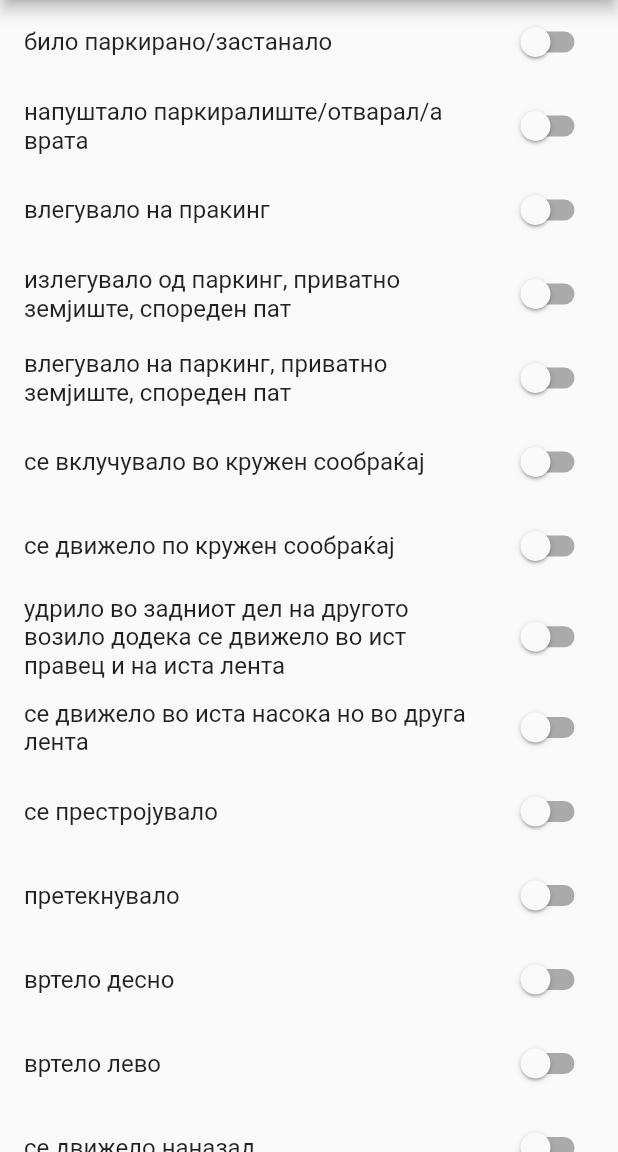
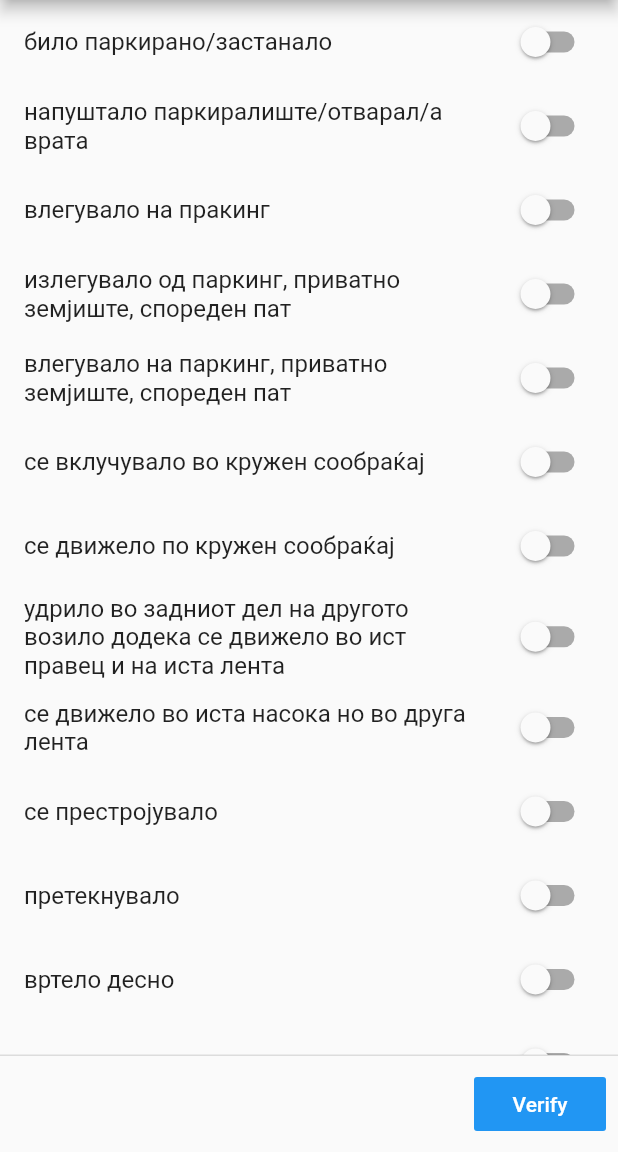
Before and after one commit to aavramovic/insurhack_izveshtaj_app, a Flutter app: the CircumstancesOfTheAccidentScreen screen opened directly, on a phone screen of 412 x 824 dp, the part 84-1236 px from its top. Run offline on Flutter 3.47's test engine with Material 2 defaults, Android fonts, the phone set to English and light mode, and no system bars.

Commit message:
add button

```diff
--- a/lib/screens/circumstances_of_the_accident_screen.dart
+++ b/lib/screens/circumstances_of_the_accident_screen.dart
@@ -127,6 +127,20 @@ class _CircumstancesOfTheAccidentScreenState extends State<CircumstancesOfTheAcc
           )
         ),
       ),
+      persistentFooterButtons: <Widget>[
+        FlatButton(
+          onPressed: (){
+            //TODO return next view
+          },
+          child: Text("Verify"),
+          color: Colors.blue,
+          textColor: Colors.white,
+          disabledColor: Colors.grey,
+          disabledTextColor: Colors.black,
+          padding: EdgeInsets.all(8.0),
+          splashColor: Colors.blueAccent,
+        ),
+      ],
     );
   }
 }
```
